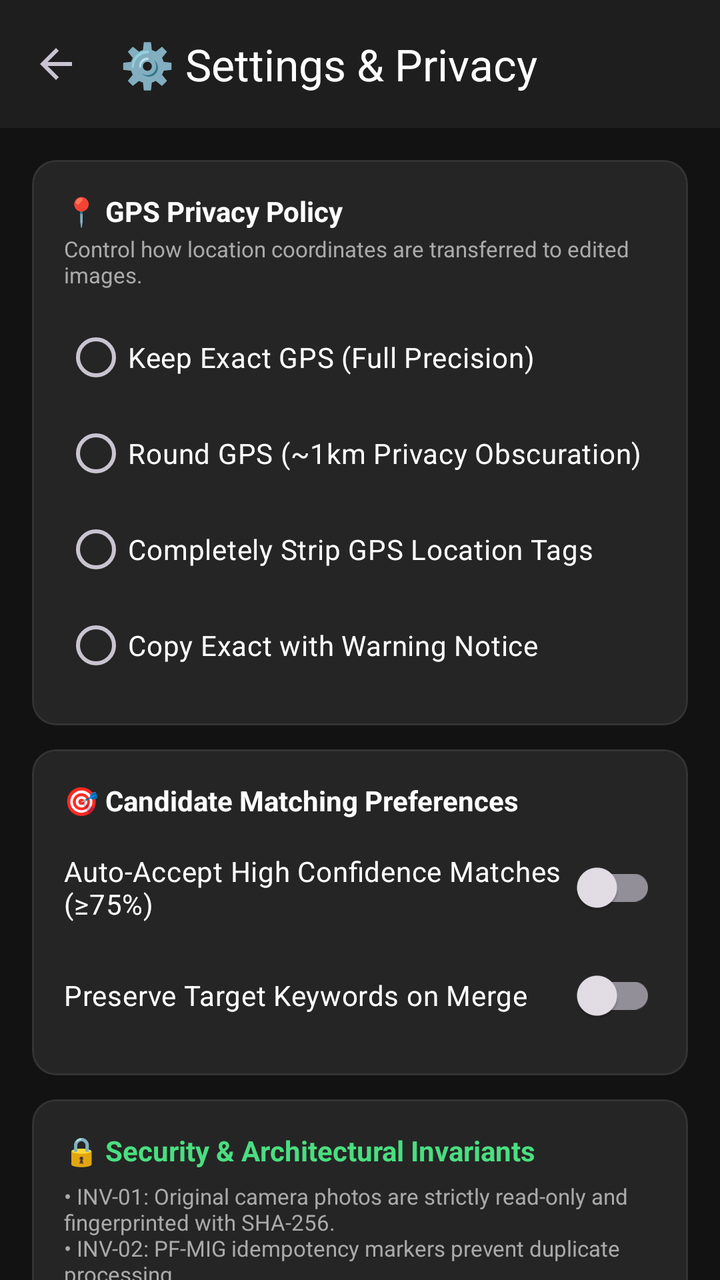
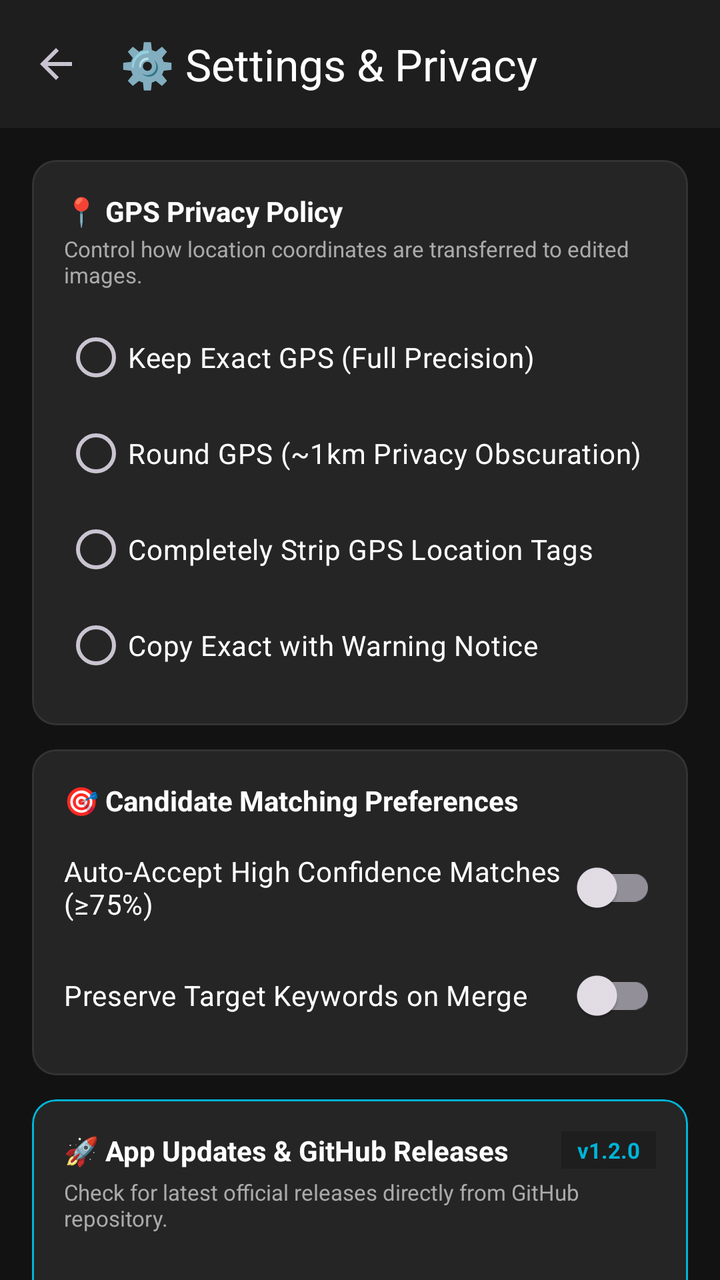

Screens rendered from an Android XML layout before and after an edit, with the pre-edit source and the edit as a unified diff.
<!-- AndroidManifest.xml: application theme Theme.PhotoForge -->
<!-- res/layout/activity_settings.xml -->
<?xml version="1.0" encoding="utf-8"?>
<androidx.coordinatorlayout.widget.CoordinatorLayout xmlns:android="http://schemas.android.com/apk/res/android"
    xmlns:app="http://schemas.android.com/apk/res-auto"
    android:layout_width="match_parent"
    android:layout_height="match_parent"
    android:background="@color/bg_dark">

    <com.google.android.material.appbar.AppBarLayout
        android:layout_width="match_parent"
        android:layout_height="wrap_content"
        android:background="@color/surface_dark">

        <androidx.appcompat.widget.Toolbar
            android:id="@+id/toolbar"
            android:layout_width="match_parent"
            android:layout_height="?attr/actionBarSize"
            app:navigationIcon="?attr/homeAsUpIndicator"
            app:title="⚙️ Settings &amp; Privacy"
            app:titleTextColor="@color/text_primary" />
    </com.google.android.material.appbar.AppBarLayout>

    <androidx.core.widget.NestedScrollView
        android:layout_width="match_parent"
        android:layout_height="match_parent"
        app:layout_behavior="@string/appbar_scrolling_view_behavior">

        <LinearLayout
            android:layout_width="match_parent"
            android:layout_height="wrap_content"
            android:orientation="vertical"
            android:padding="16dp">

            
            <com.google.android.material.card.MaterialCardView
                android:layout_width="match_parent"
                android:layout_height="wrap_content"
                app:cardBackgroundColor="@color/card_dark"
                app:cardCornerRadius="12dp"
                app:strokeColor="@color/border_dark"
                app:strokeWidth="1dp">

                <LinearLayout
                    android:layout_width="match_parent"
                    android:layout_height="wrap_content"
                    android:orientation="vertical"
                    android:padding="16dp">

                    <TextView
                        android:layout_width="wrap_content"
                        android:layout_height="wrap_content"
                        android:text="📍 GPS Privacy Policy"
                        android:textColor="@color/text_primary"
                        android:textSize="14sp"
                        android:textStyle="bold" />

                    <TextView
                        android:layout_width="wrap_content"
                        android:layout_height="wrap_content"
                        android:layout_marginTop="2dp"
                        android:text="Control how location coordinates are transferred to edited images."
                        android:textColor="@color/text_secondary"
                        android:textSize="11sp" />

                    <RadioGroup
                        android:id="@+id/rgGpsPolicy"
                        android:layout_width="match_parent"
                        android:layout_height="wrap_content"
                        android:layout_marginTop="10dp">

                        <RadioButton
                            android:id="@+id/rbGpsExact"
                            android:layout_width="match_parent"
                            android:layout_height="wrap_content"
                            android:text="Keep Exact GPS (Full Precision)"
                            android:textColor="@color/text_primary" />

                        <RadioButton
                            android:id="@+id/rbGpsRound"
                            android:layout_width="match_parent"
                            android:layout_height="wrap_content"
                            android:text="Round GPS (~1km Privacy Obscuration)"
                            android:textColor="@color/text_primary" />

                        <RadioButton
                            android:id="@+id/rbGpsRemove"
                            android:layout_width="match_parent"
                            android:layout_height="wrap_content"
                            android:text="Completely Strip GPS Location Tags"
                            android:textColor="@color/text_primary" />

                        <RadioButton
                            android:id="@+id/rbGpsWarning"
                            android:layout_width="match_parent"
                            android:layout_height="wrap_content"
                            android:text="Copy Exact with Warning Notice"
                            android:textColor="@color/text_primary" />
                    </RadioGroup>
                </LinearLayout>
            </com.google.android.material.card.MaterialCardView>

            
            <com.google.android.material.card.MaterialCardView
                android:layout_width="match_parent"
                android:layout_height="wrap_content"
                android:layout_marginTop="12dp"
                app:cardBackgroundColor="@color/card_dark"
                app:cardCornerRadius="12dp"
                app:strokeColor="@color/border_dark"
                app:strokeWidth="1dp">

                <LinearLayout
                    android:layout_width="match_parent"
                    android:layout_height="wrap_content"
                    android:orientation="vertical"
                    android:padding="16dp">

                    <TextView
                        android:layout_width="wrap_content"
                        android:layout_height="wrap_content"
                        android:text="🎯 Candidate Matching Preferences"
                        android:textColor="@color/text_primary"
                        android:textSize="14sp"
                        android:textStyle="bold" />

                    <com.google.android.material.switchmaterial.SwitchMaterial
                        android:id="@+id/swAutoAccept"
                        android:layout_width="match_parent"
                        android:layout_height="wrap_content"
                        android:layout_marginTop="10dp"
                        android:text="Auto-Accept High Confidence Matches (≥75%)"
                        android:textColor="@color/text_primary" />

                    <com.google.android.material.switchmaterial.SwitchMaterial
                        android:id="@+id/swPreserveKeywords"
                        android:layout_width="match_parent"
                        android:layout_height="wrap_content"
                        android:layout_marginTop="6dp"
                        android:text="Preserve Target Keywords on Merge"
                        android:textColor="@color/text_primary" />
                </LinearLayout>
            </com.google.android.material.card.MaterialCardView>

            
            <com.google.android.material.card.MaterialCardView
                android:layout_width="match_parent"
                android:layout_height="wrap_content"
                android:layout_marginTop="12dp"
                app:cardBackgroundColor="@color/card_dark"
                app:cardCornerRadius="12dp"
                app:strokeColor="@color/border_dark"
                app:strokeWidth="1dp">

                <LinearLayout
                    android:layout_width="match_parent"
                    android:layout_height="wrap_content"
                    android:orientation="vertical"
                    android:padding="16dp">

                    <TextView
                        android:layout_width="wrap_content"
                        android:layout_height="wrap_content"
                        android:text="🔒 Security &amp; Architectural Invariants"
                        android:textColor="@color/accent_green"
                        android:textSize="14sp"
                        android:textStyle="bold" />

                    <TextView
                        android:layout_width="wrap_content"
                        android:layout_height="wrap_content"
                        android:layout_marginTop="6dp"
                        android:text="• INV-01: Original camera photos are strictly read-only and fingerprinted with SHA-256.\n• INV-02: PF-MIG idempotency markers prevent duplicate processing.\n• INV-03: Independent verification re-reads images from disk before commit.\n• INV-06: 100% offline guarantee. Zero internet permissions requested."
                        android:textColor="@color/text_secondary"
                        android:textSize="11sp" />
                </LinearLayout>
            </com.google.android.material.card.MaterialCardView>
        </LinearLayout>
    </androidx.core.widget.NestedScrollView>
</androidx.coordinatorlayout.widget.CoordinatorLayout>
<!-- resources referenced by this layout -->
<resources>
  <color name="accent_green">#4ADE80</color>
  <color name="bg_dark">#121212</color>
  <color name="border_dark">#333333</color>
  <color name="card_dark">#252525</color>
  <color name="surface_dark">#1E1E1E</color>
  <color name="text_primary">#FFFFFF</color>
  <color name="text_secondary">#AAAAAA</color>
  <style name="Theme.PhotoForge" parent="Theme.Material3.Dark.NoActionBar">
          <item name="android:windowBackground">@color/bg_dark</item>
          <item name="colorPrimary">@color/accent_cyan</item>
          <item name="colorSecondary">@color/accent_green</item>
          <item name="colorSurface">@color/surface_dark</item>
          <item name="android:statusBarColor">@color/bg_dark</item>
          <item name="android:navigationBarColor">@color/bg_dark</item>
      </style>
  <color name="accent_cyan">#00B4D8</color>
</resources>

<!-- the commit's change to res/layout/activity_settings.xml (unified diff, before → after) -->
@@ -147,6 +147,101 @@
                 android:layout_marginTop="12dp"
                 app:cardBackgroundColor="@color/card_dark"
                 app:cardCornerRadius="12dp"
+                app:strokeColor="@color/accent_cyan"
+                app:strokeWidth="1dp">
+
+                <LinearLayout
+                    android:layout_width="match_parent"
+                    android:layout_height="wrap_content"
+                    android:orientation="vertical"
+                    android:padding="16dp">
+
+                    <LinearLayout
+                        android:layout_width="match_parent"
+                        android:layout_height="wrap_content"
+                        android:gravity="center_vertical"
+                        android:orientation="horizontal">
+
+                        <TextView
+                            android:layout_width="0dp"
+                            android:layout_height="wrap_content"
+                            android:layout_weight="1"
+                            android:text="🚀 App Updates &amp; GitHub Releases"
+                            android:textColor="@color/text_primary"
+                            android:textSize="14sp"
+                            android:textStyle="bold" />
+
+                        <TextView
+                            android:id="@+id/tvCurrentVersion"
+                            android:layout_width="wrap_content"
+                            android:layout_height="wrap_content"
+                            android:background="@color/surface_dark"
+                            android:paddingStart="8dp"
+                            android:paddingTop="2dp"
+                            android:paddingEnd="8dp"
+                            android:paddingBottom="2dp"
+                            android:text="v1.2.0"
+                            android:textColor="@color/accent_cyan"
+                            android:textSize="11sp"
+                            android:textStyle="bold" />
+                    </LinearLayout>
+
+                    <TextView
+                        android:layout_width="wrap_content"
+                        android:layout_height="wrap_content"
+                        android:layout_marginTop="4dp"
+                        android:text="Check for latest official releases directly from GitHub repository."
+                        android:textColor="@color/text_secondary"
+                        android:textSize="11sp" />
+
+                    <com.google.android.material.switchmaterial.SwitchMaterial
+                        android:id="@+id/swAutoCheckUpdates"
+                        android:layout_width="match_parent"
+                        android:layout_height="wrap_content"
+                        android:layout_marginTop="10dp"
+                        android:checked="true"
+                        android:text="Check for Updates on App Launch"
+                        android:textColor="@color/text_primary" />
+
+                    <com.google.android.material.button.MaterialButton
+                        android:id="@+id/btnCheckUpdates"
+                        android:layout_width="match_parent"
+                        android:layout_height="wrap_content"
+                        android:layout_marginTop="10dp"
+                        android:backgroundTint="@color/accent_cyan"
+                        android:text="Check for Updates"
+                        android:textColor="@color/bg_dark"
+                        app:cornerRadius="8dp" />
+
+                    <ProgressBar
+                        android:id="@+id/prgUpdateProgress"
+                        style="?android:attr/progressBarStyleHorizontal"
+                        android:layout_width="match_parent"
+                        android:layout_height="8dp"
+                        android:layout_marginTop="8dp"
+                        android:max="100"
+                        android:progressBackgroundTint="@color/surface_dark"
+                        android:progressTint="@color/accent_cyan"
+                        android:visibility="gone" />
+
+                    <TextView
+                        android:id="@+id/tvUpdateStatus"
+                        android:layout_width="wrap_content"
+                        android:layout_height="wrap_content"
+                        android:layout_marginTop="6dp"
+                        android:text="GitHub Releases self-update engine ready."
+                        android:textColor="@color/text_secondary"
+                        android:textSize="11sp" />
+                </LinearLayout>
+            </com.google.android.material.card.MaterialCardView>
+
+            
+            <com.google.android.material.card.MaterialCardView
+                android:layout_width="match_parent"
+                android:layout_height="wrap_content"
+                android:layout_marginTop="12dp"
+                app:cardBackgroundColor="@color/card_dark"
+                app:cardCornerRadius="12dp"
                 app:strokeColor="@color/border_dark"
                 app:strokeWidth="1dp">
 
@@ -168,7 +263,7 @@
                         android:layout_width="wrap_content"
                         android:layout_height="wrap_content"
                         android:layout_marginTop="6dp"
-                        android:text="• INV-01: Original camera photos are strictly read-only and fingerprinted with SHA-256.\n• INV-02: PF-MIG idempotency markers prevent duplicate processing.\n• INV-03: Independent verification re-reads images from disk before commit.\n• INV-06: 100% offline guarantee. Zero internet permissions requested."
+                        android:text="• INV-01: Original camera photos are strictly read-only and fingerprinted with SHA-256.\n• INV-02: PF-MIG idempotency markers prevent duplicate processing.\n• INV-03: Independent verification re-reads images from disk before commit.\n• INV-06: 100% offline core image processing. Outbound network used solely for user-requested update checking."
                         android:textColor="@color/text_secondary"
                         android:textSize="11sp" />
                 </LinearLayout>
